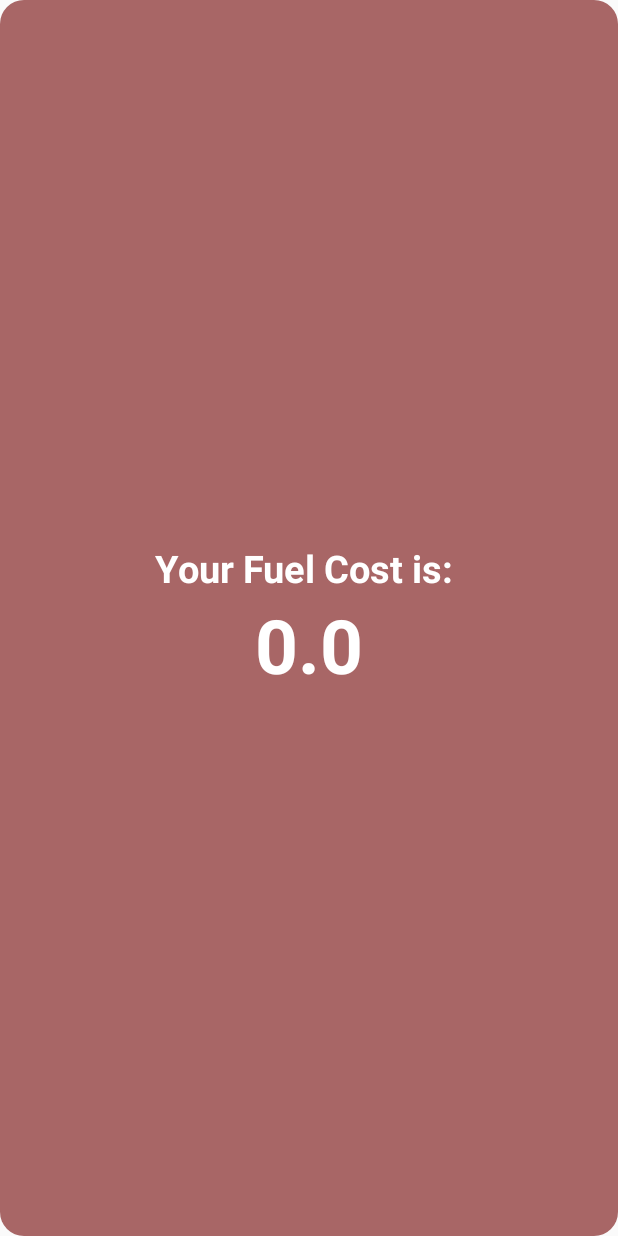
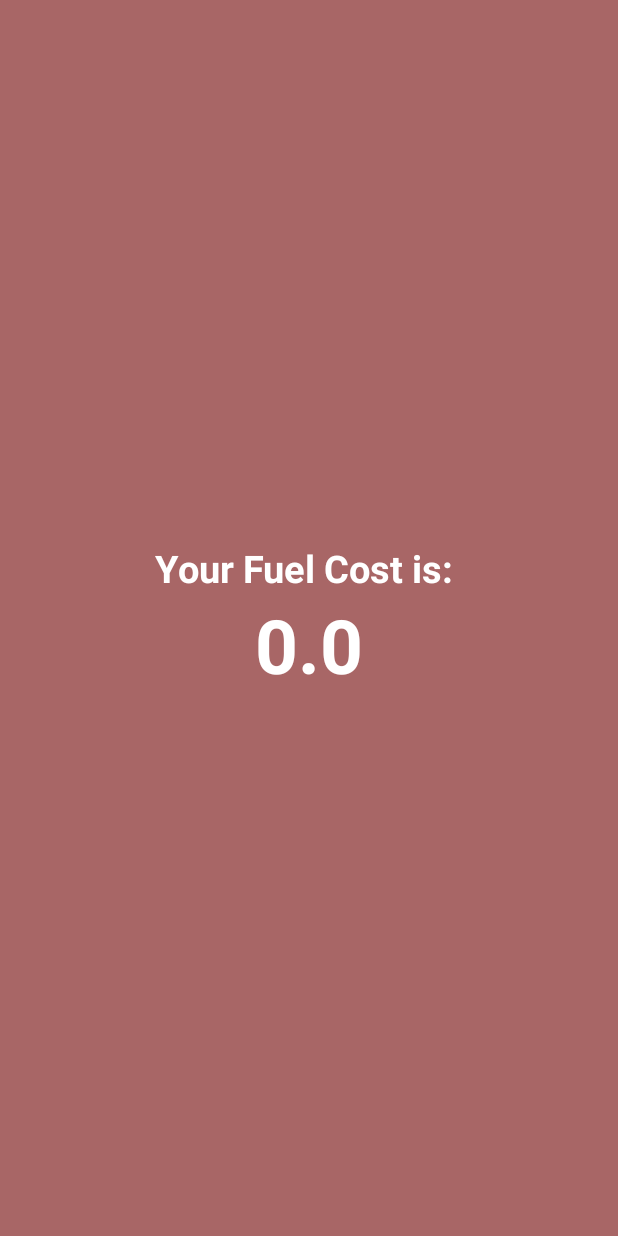
Before and after one commit to Revplay1/fuelcalc, an Android app: the ResultActivity screen opened directly, with no data from a screen before it, on a phone screen of 412 x 824 dp. Run offline under Robolectric (Android 15) with nearby library versions, the phone set to English and light mode, and no system bars.

Commit message:
changes to activity_result.xml and ResultActivity.kt

```diff
--- a/app/src/main/res/drawable/gradient_bg.xml
+++ b/app/src/main/res/drawable/gradient_bg.xml
@@ -3,7 +3,7 @@
     xmlns:android="http://schemas.android.com/apk/res/android">
     <corners
         android:topLeftRadius="0dp"
-        android:topRightRadius="100dp"
+        android:topRightRadius="0dp"
         android:bottomRightRadius="2000dp"
         android:bottomLeftRadius="700dp" />
     <gradient
--- a/app/src/main/res/layout/activity_result.xml
+++ b/app/src/main/res/layout/activity_result.xml
@@ -11,7 +11,7 @@
         android:id="@+id/linearLayout2"
         android:layout_width="match_parent"
         android:layout_height="match_parent"
-        android:background="@drawable/gradient_bgbutton"
+        android:background="#A86666"
         android:orientation="vertical" />
 
     <LinearLayout
```
